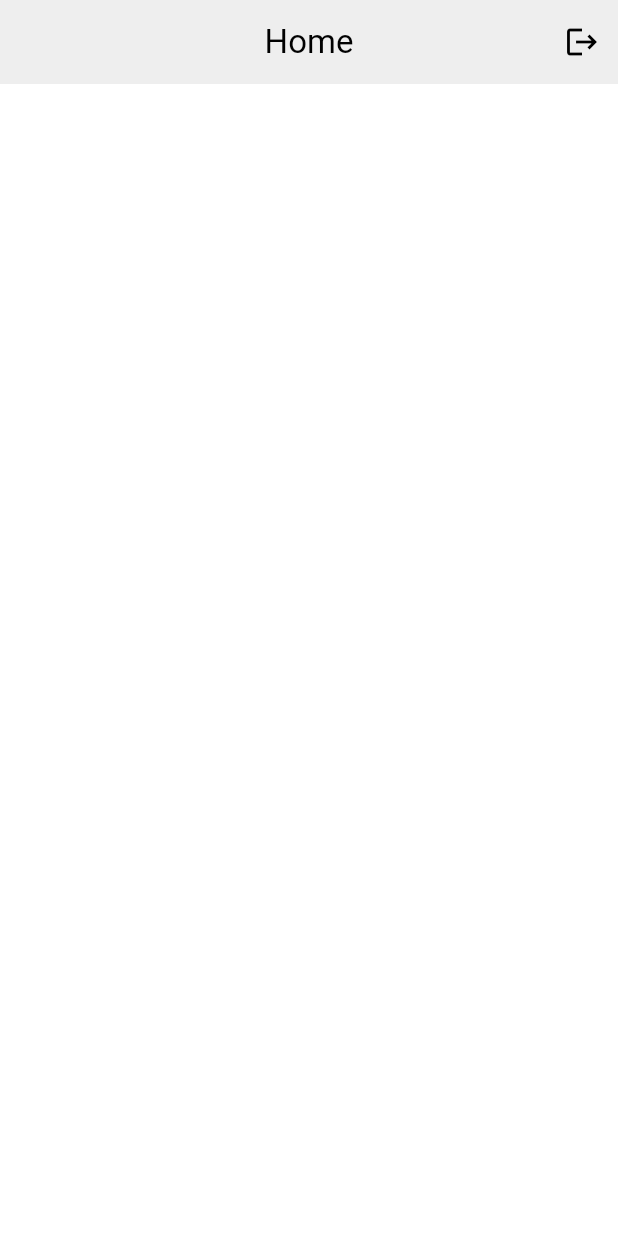
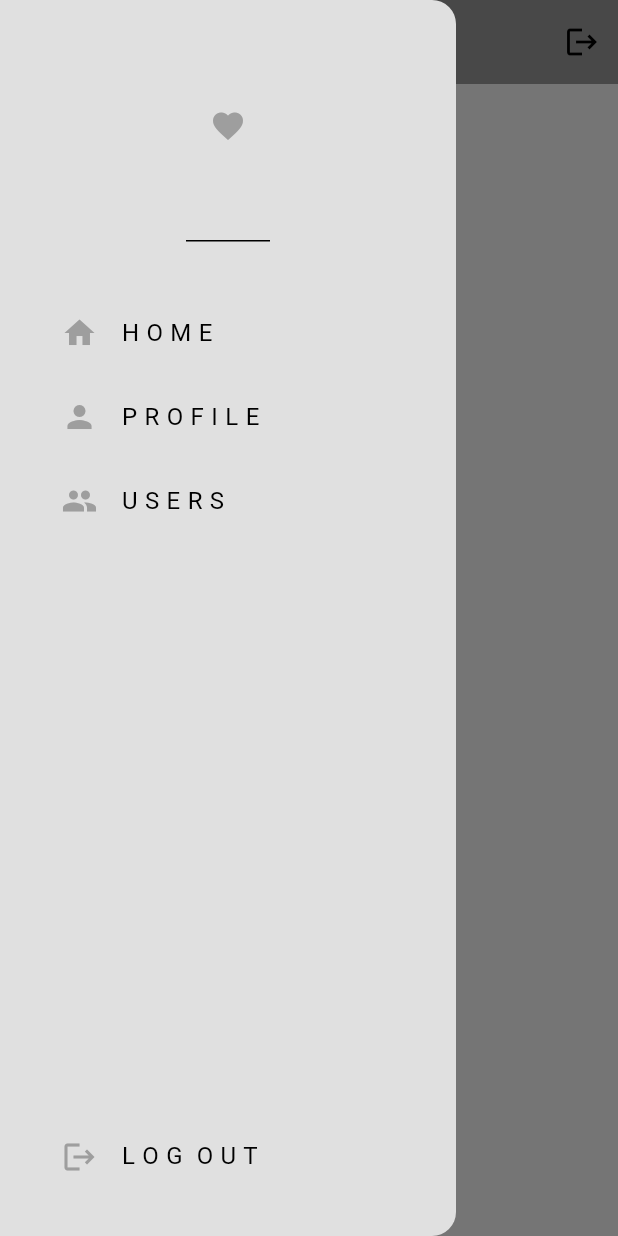
Before and after one commit to Darrylwin/social_media_app, a Flutter app: the screen it shows once a user with an empty profile is signed in, with the side drawer open (before the commit the screen has no drawer), on a phone screen of 412 x 824 dp. Run offline on Flutter 3.47's test engine with Material 3 defaults, Android fonts, the phone set to English and light mode, and no system bars; our stand-ins replace firebase_auth, firebase_core; accounts and stored records are empty.

Commit message:
import of drawer

```diff
--- a/lib/pages/home_page.dart
+++ b/lib/pages/home_page.dart
@@ -1,5 +1,6 @@
 import 'package:firebase_auth/firebase_auth.dart';
 import 'package:flutter/material.dart';
+import 'package:social_media_app/components/my_drawer.dart';
 
 class HomePage extends StatelessWidget {
   HomePage({super.key});
@@ -25,8 +26,10 @@ class HomePage extends StatelessWidget {
         ],
         title: const Text("Home"),
         centerTitle: true,
-        backgroundColor: Theme.of(context).colorScheme.primary,
+        backgroundColor: Theme.of(context).colorScheme.inversePrimary,
+        elevation: 0,
       ),
+      drawer: MyDrawer(),
     );
   }
 }
```
